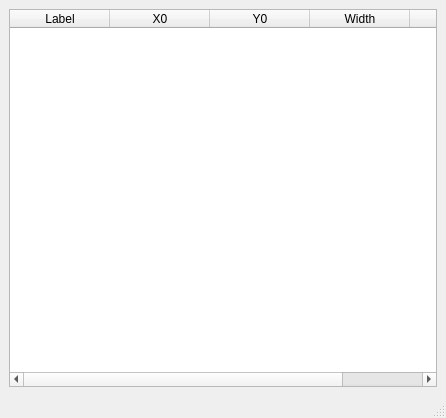
This is designer/ui_roiEditor.ui in ornlneutronimaging/iBeatles as Qt 5 draws it before an edit. The edited form follows.
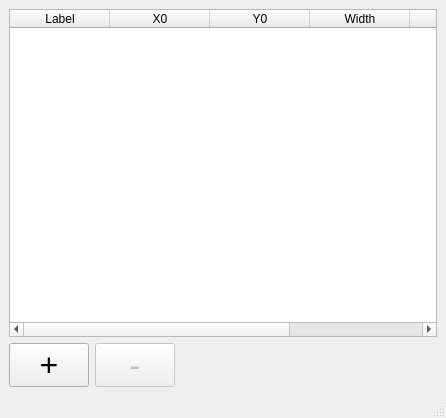
This is the edited form.

Commit message: Implemented group change in roi ui

```diff
--- a/designer/ui_roiEditor.ui
+++ b/designer/ui_roiEditor.ui
@@ -63,8 +63,57 @@
         <string>Height</string>
        </property>
       </column>
+      <column>
+       <property name="text">
+        <string>Groups</string>
+       </property>
+      </column>
      </widget>
     </item>
+    <item>
+     <layout class="QHBoxLayout" name="horizontalLayout">
+      <item>
+       <widget class="QPushButton" name="add_roi_button">
+        <property name="font">
+         <font>
+          <pointsize>24</pointsize>
+         </font>
+        </property>
+        <property name="text">
+         <string>+</string>
+        </property>
+       </widget>
+      </item>
+      <item>
+       <widget class="QPushButton" name="remove_roi_button">
+        <property name="enabled">
+         <bool>false</bool>
+        </property>
+        <property name="font">
+         <font>
+          <pointsize>24</pointsize>
+         </font>
+        </property>
+        <property name="text">
+         <string>-</string>
+        </property>
+       </widget>
+      </item>
+      <item>
+       <spacer name="horizontalSpacer">
+        <property name="orientation">
+         <enum>Qt::Horizontal</enum>
+        </property>
+        <property name="sizeHint" stdset="0">
+         <size>
+          <width>40</width>
+          <height>20</height>
+         </size>
+        </property>
+       </spacer>
+      </item>
+     </layout>
+    </item>
    </layout>
   </widget>
   <widget class="QMenuBar" name="menubar">
```
Left out of the diff: 37 changed lines with no effect on the pictures. The commit also changes 4 other files.
